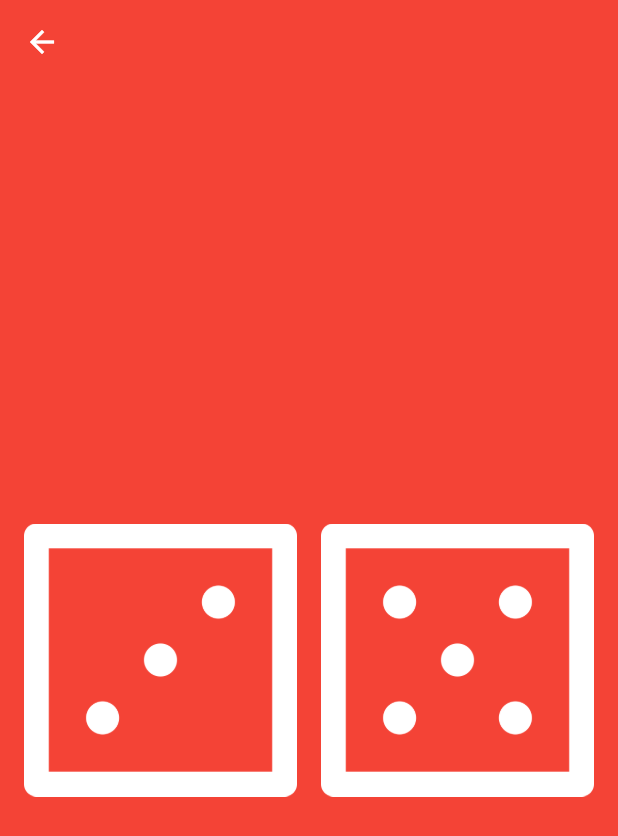
After one commit to marcelopmont/1scjr, a Flutter app: the screen it shows after launch, after a tap on "Dado", on a phone screen of 412 x 824 dp. The commit adds this screen. Shown: the top 836 px of the screen. Run offline on Flutter 3.47's test engine with Material 2 defaults, Android fonts, the phone set to English and light mode, and no system bars.

Commit message:
Dice screen

```diff
--- a/lib/main.dart
+++ b/lib/main.dart
@@ -1,4 +1,5 @@
 import 'package:flutter/material.dart';
+import 'package:scjr1/screens/dice_screen.dart';
 import 'package:scjr1/screens/menu_screen.dart';
 import 'package:scjr1/screens/personal_card_screen.dart';
 
@@ -24,6 +25,7 @@ class MyApp extends StatelessWidget {
               as PersonalCardScreenArguments;
           return PersonalCardScreen(arguments: arguments);
         },
+        DiceScreen.id: (context) => const DiceScreen(),
       },
     );
   }
--- /dev/null
+++ b/lib/screens/dice_screen.dart
@@ -0,0 +1,61 @@
+import 'dart:math';
+
+import 'package:flutter/material.dart';
+
+class DiceScreen extends StatefulWidget {
+  static const String id = '/dice_screen';
+
+  const DiceScreen({super.key});
+
+  @override
+  State<DiceScreen> createState() => _DiceScreenState();
+}
+
+class _DiceScreenState extends State<DiceScreen> {
+  int dice1 = 3;
+  int dice2 = 5;
+
+  Random random = Random();
+
+  @override
+  Widget build(BuildContext context) {
+    return Scaffold(
+      backgroundColor: Colors.red,
+      appBar: AppBar(
+        elevation: 0,
+        backgroundColor: Colors.transparent,
+      ),
+      body: SafeArea(
+        child: Padding(
+          padding: const EdgeInsets.symmetric(horizontal: 16),
+          child: Center(
+            child: Row(
+              children: [
+                Expanded(
+                  child: InkWell(
+                    onTap: () => onDicePressed(),
+                    child: Image.asset('assets/images/dice$dice1.png'),
+                  ),
+                ),
+                const SizedBox(width: 16),
+                Expanded(
+                  child: InkWell(
+                    onTap: () => onDicePressed(),
+                    child: Image.asset('assets/images/dice$dice2.png'),
+                  ),
+                ),
+              ],
+            ),
+          ),
+        ),
+      ),
+    );
+  }
+
+  void onDicePressed() {
+    setState(() {
+      dice1 = random.nextInt(6) + 1;
+      dice2 = random.nextInt(6) + 1;
+    });
+  }
+}
--- a/lib/screens/menu_screen.dart
+++ b/lib/screens/menu_screen.dart
@@ -1,4 +1,5 @@
 import 'package:flutter/material.dart';
+import 'package:scjr1/screens/dice_screen.dart';
 import 'package:scjr1/screens/personal_card_screen.dart';
 import 'package:scjr1/widgets/rounded_button.dart';
 
@@ -36,6 +37,16 @@ class MenuScreen extends StatelessWidget {
                   );
                 },
               ),
+              const SizedBox(height: 8),
+              RoundedButton(
+                text: 'Dado',
+                onPressed: () {
+                  Navigator.pushNamed(
+                    context,
+                    DiceScreen.id,
+                  );
+                },
+              ),
             ],
           ),
         ),
```
Also changed, not shown: assets/images/dice1.png (added), assets/images/dice2.png (added), assets/images/dice3.png (added), assets/images/dice4.png (added), assets/images/dice5.png (added), assets/images/dice6.png (added).
